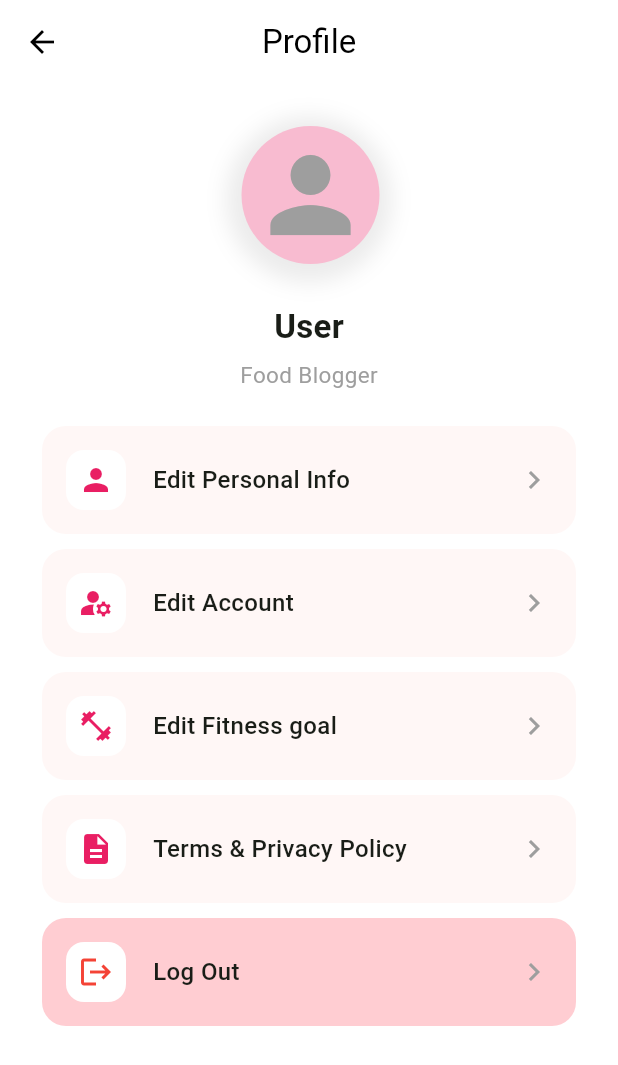
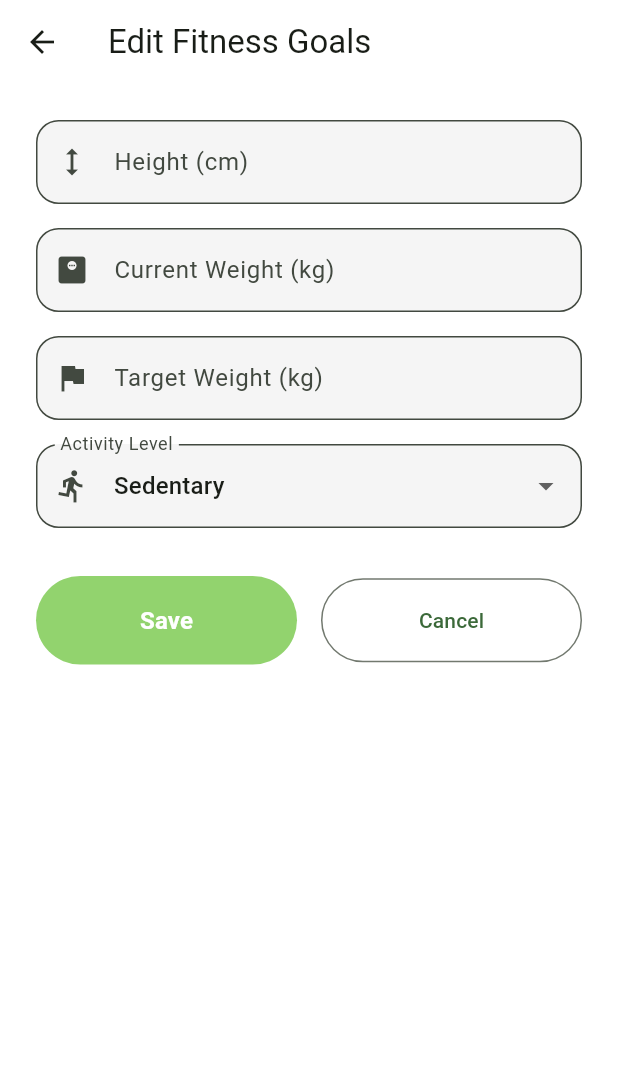
Before and after one commit to Elia-Helou/flutter_project, a Flutter app: the ProfileScreen screen opened by its route, after a tap on "Edit Fitness goal", on a phone screen of 412 x 824 dp. Shown: the top 1065 px of the screen. Run offline on Flutter 3.47's test engine with Material 3 defaults, Android fonts, the phone set to English and light mode, and no system bars; our stand-ins replace flutter_dotenv; missing offline and left inert: bcrypt, postgres.

Commit message:
Edit fitness goal

```diff
--- /dev/null
+++ b/lib/screens/edit_fitness_goals_screen.dart
@@ -0,0 +1,247 @@
+import 'package:flutter/material.dart';
+import 'package:provider/provider.dart';
+import '../providers/user_provider.dart';
+import '../services/database_service.dart';
+import '../core/constants/colors.dart';
+
+class EditFitnessGoalsScreen extends StatefulWidget {
+  const EditFitnessGoalsScreen({Key? key}) : super(key: key);
+
+  @override
+  State<EditFitnessGoalsScreen> createState() => _EditFitnessGoalsScreenState();
+}
+
+class _EditFitnessGoalsScreenState extends State<EditFitnessGoalsScreen> {
+  final _formKey = GlobalKey<FormState>();
+  late TextEditingController _heightController;
+  late TextEditingController _weightController;
+  late TextEditingController _goalWeightController;
+  String _selectedActivityLevel = 'Sedentary';
+
+  final List<String> _activityLevels = [
+    'Sedentary',
+    'Lightly Active',
+    'Moderate',
+    'Very Active',
+    'Extremely Active'
+  ];
+
+  @override
+  void initState() {
+    super.initState();
+    final user = Provider.of<UserProvider>(context, listen: false).user;
+    _heightController = TextEditingController(text: user?.height?.toString() ?? '');
+    _weightController = TextEditingController(text: user?.weight?.toString() ?? '');
+    _goalWeightController = TextEditingController(text: user?.goalWeight?.toString() ?? '');
+    _selectedActivityLevel = user?.activityLevel ?? 'Sedentary';
+  }
+
+  @override
+  void dispose() {
+    _heightController.dispose();
+    _weightController.dispose();
+    _goalWeightController.dispose();
+    super.dispose();
+  }
+
+  void _saveFitnessGoals() async {
+    if (_formKey.currentState?.validate() ?? false) {
+      final userProvider = Provider.of<UserProvider>(context, listen: false);
+      final databaseService = DatabaseService.instance;
+      final user = userProvider.user;
+
+      if (user != null) {
+        try {
+          // Update in database
+          await databaseService.updateFitnessGoals(
+            email: user.email,
+            height: _heightController.text.trim(),
+            weight: _weightController.text.trim(),
+            activityLevel: _selectedActivityLevel,
+            targetWeight: _goalWeightController.text.trim().isNotEmpty
+                ? _goalWeightController.text.trim()
+                : null,
+          );
+
+          // Update UI
+          final updatedUser = user.copyWith(
+            height: double.parse(_heightController.text.trim()),
+            weight: double.parse(_weightController.text.trim()),
+            activityLevel: _selectedActivityLevel,
+            goalWeight: _goalWeightController.text.trim().isNotEmpty
+                ? double.parse(_goalWeightController.text.trim())
+                : null,
+          );
+          userProvider.setUser(updatedUser);
+
+          if (mounted) {
+            ScaffoldMessenger.of(context).showSnackBar(
+              const SnackBar(content: Text('Fitness goals updated successfully')),
+            );
+            Navigator.pop(context);
+          }
+        } catch (e) {
+          if (mounted) {
+            ScaffoldMessenger.of(context).showSnackBar(
+              SnackBar(content: Text('Failed to update fitness goals: ${e.toString()}')),
+            );
+          }
+        }
+      }
+    }
+  }
+
+  @override
+  Widget build(BuildContext context) {
+    return Scaffold(
+      backgroundColor: AppColors.background,
+      appBar: AppBar(
+        title: const Text('Edit Fitness Goals'),
+        backgroundColor: AppColors.background,
+        elevation: 0,
+      ),
+      body: Padding(
+        padding: const EdgeInsets.all(24.0),
+        child: Form(
+          key: _formKey,
+          child: ListView(
+            children: [
+              TextFormField(
+                controller: _heightController,
+                decoration: InputDecoration(
+                  labelText: 'Height (cm)',
+                  prefixIcon: const Icon(Icons.height),
+                  border: OutlineInputBorder(
+                    borderRadius: BorderRadius.circular(15),
+                  ),
+                  filled: true,
+                  fillColor: AppColors.kcalBackground,
+                ),
+                keyboardType: TextInputType.number,
+                validator: (value) {
+                  if (value == null || value.isEmpty) {
+                    return 'Please enter your height';
+                  }
+                  if (double.tryParse(value) == null) {
+                    return 'Please enter a valid number';
+                  }
+                  return null;
+                },
+              ),
+              const SizedBox(height: 16),
+              TextFormField(
+                controller: _weightController,
+                decoration: InputDecoration(
+                  labelText: 'Current Weight (kg)',
+                  prefixIcon: const Icon(Icons.monitor_weight),
+                  border: OutlineInputBorder(
+                    borderRadius: BorderRadius.circular(15),
+                  ),
+                  filled: true,
+                  fillColor: AppColors.kcalBackground,
+                ),
+                keyboardType: TextInputType.number,
+                validator: (value) {
+                  if (value == null || value.isEmpty) {
+                    return 'Please enter your weight';
+                  }
+                  if (double.tryParse(value) == null) {
+                    return 'Please enter a valid number';
+                  }
+                  return null;
+                },
+              ),
+              const SizedBox(height: 16),
+              TextFormField(
+                controller: _goalWeightController,
+                decoration: InputDecoration(
+                  labelText: 'Target Weight (kg)',
+                  prefixIcon: const Icon(Icons.flag),
+                  border: OutlineInputBorder(
+                    borderRadius: BorderRadius.circular(15),
+                  ),
+                  filled: true,
+                  fillColor: AppColors.kcalBackground,
+                ),
+                keyboardType: TextInputType.number,
+                validator: (value) {
+                  if (value != null && value.isNotEmpty) {
+                    if (double.tryParse(value) == null) {
+                      return 'Please enter a valid number';
+                    }
+                  }
+                  return null;
+                },
+              ),
+              const SizedBox(height: 16),
+              DropdownButtonFormField<String>(
+                value: _selectedActivityLevel,
+                decoration: InputDecoration(
+                  labelText: 'Activity Level',
+                  prefixIcon: const Icon(Icons.directions_run),
+                  border: OutlineInputBorder(
+                    borderRadius: BorderRadius.circular(15),
+                  ),
+                  filled: true,
+                  fillColor: AppColors.kcalBackground,
+                ),
+                items: _activityLevels.map((String level) {
+                  return DropdownMenuItem<String>(
+                    value: level,
+                    child: Text(level),
+                  );
+                }).toList(),
+                onChanged: (String? newValue) {
+                  if (newValue != null) {
+                    setState(() {
+                      _selectedActivityLevel = newValue;
+                    });
+                  }
+                },
+              ),
+              const SizedBox(height: 32),
+              Row(
+                children: [
+                  Expanded(
+                    child: ElevatedButton(
+                      onPressed: _saveFitnessGoals,
+                      style: ElevatedButton.styleFrom(
+                        backgroundColor: AppColors.splashBackground,
+                        padding: const EdgeInsets.symmetric(vertical: 18),
+                        shape: RoundedRectangleBorder(
+                          borderRadius: BorderRadius.circular(30),
+                        ),
+                        elevation: 0,
+                      ),
+                      child: const Text(
+                        'Save',
+                        style: TextStyle(
+                          fontSize: 16,
+                          fontWeight: FontWeight.bold,
+                          color: Colors.white,
+                        ),
+                      ),
+                    ),
+                  ),
+                  const SizedBox(width: 16),
+                  Expanded(
+                    child: OutlinedButton(
+                      onPressed: () => Navigator.pop(context),
+                      style: OutlinedButton.styleFrom(
+                        padding: const EdgeInsets.symmetric(vertical: 18),
+                        shape: RoundedRectangleBorder(
+                          borderRadius: BorderRadius.circular(30),
+                        ),
+                      ),
+                      child: const Text('Cancel'),
+                    ),
+                  ),
+                ],
+              ),
+            ],
+          ),
+        ),
+      ),
+    );
+  }
+}
--- a/lib/screens/profile_screen.dart
+++ b/lib/screens/profile_screen.dart
@@ -5,6 +5,7 @@ import '../core/constants/colors.dart';
 import 'edit_profile_screen.dart';
 import 'edit_account_screen.dart';
 import 'terms_privacy_screen.dart';
+import 'edit_fitness_goals_screen.dart';
 
 class ProfileScreen extends StatelessWidget {
   const ProfileScreen({Key? key}) : super(key: key);
@@ -54,7 +55,12 @@ class ProfileScreen extends StatelessWidget {
       _ProfileOption(
         icon: Icons.fitness_center,
         label: 'Edit Fitness goal',
-        onTap: () {},
+        onTap: () {
+          Navigator.push(
+            context,
+            MaterialPageRoute(builder: (context) => const EditFitnessGoalsScreen()),
+          );
+        },
       ),
       _ProfileOption(
         icon: Icons.description,
--- a/lib/services/database_service.dart
+++ b/lib/services/database_service.dart
@@ -446,4 +446,39 @@ class DatabaseService {
       rethrow;
     }
   }
+
+  // Update fitness goals
+  Future<void> updateFitnessGoals({
+    required String email,
+    required String height,
+    required String weight,
+    required String activityLevel,
+    String? targetWeight,
+  }) async {
+    try {
+      final conn = await connection;
+      await conn.execute(
+        Sql.named('''
+        UPDATE users
+        SET
+          height = @height,
+          weight = @weight,
+          activity_level = @activityLevel,
+          target_weight = @targetWeight,
+          updated_at = CURRENT_TIMESTAMP
+        WHERE email = @email
+        '''),
+        parameters: {
+          'email': email,
+          'height': height,
+          'weight': weight,
+          'activityLevel': activityLevel,
+          'targetWeight': targetWeight,
+        },
+      );
+    } catch (e) {
+      print('Error updating fitness goals: $e');
+      rethrow;
+    }
+  }
 }
```
